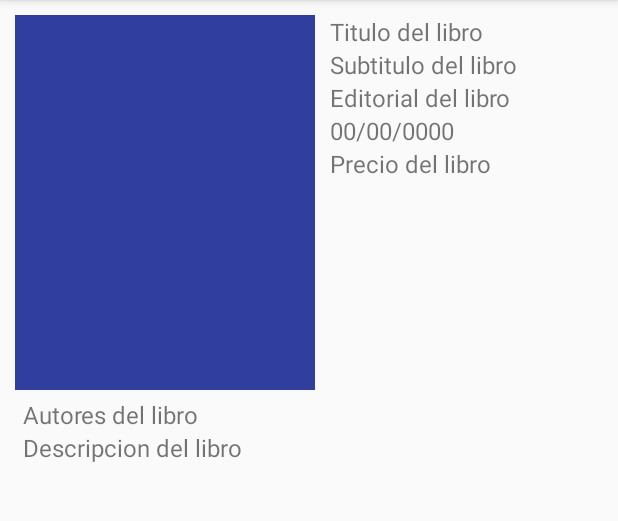
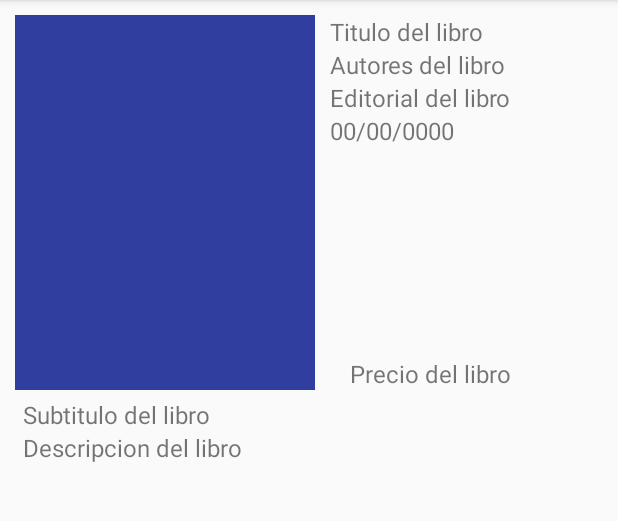
Before and after one commit to cifupetit/Practica_SalleLibrary_SergioC_IanM, an Android app: the BookDescription screen opened directly, with no data from a screen before it, on a phone screen of 412 x 824 dp, the part 84-605 px from its top. Run offline under Robolectric (Android 15) with nearby library versions, the phone set to English and light mode, and no system bars; pictures from the network do not load; 9 statements that could not run were skipped.

Commit message:
descripcion todo OK, falta favoritos y buscador

```diff
--- a/app/src/main/java/com/example/cifu/practica_sallelibrary_sergioc_ianm/adapters/BookListAdapter.java
+++ b/app/src/main/java/com/example/cifu/practica_sallelibrary_sergioc_ianm/adapters/BookListAdapter.java
@@ -13,7 +13,6 @@ import com.bumptech.glide.Glide;
 import com.example.cifu.practica_sallelibrary_sergioc_ianm.R;
 import com.example.cifu.practica_sallelibrary_sergioc_ianm.models.BookModel;
 
-import java.util.Arrays;
 import java.util.List;
 
 /**
@@ -65,7 +64,7 @@ public class BookListAdapter extends BaseAdapter {
         Glide.with(this.activity).load(data.get(position).getImg()).into((ImageView) convertView.findViewById(R.id.imagen_book_list));
         booTitle.setText(data.get(position).getTitle());
         bookSubtitle.setText(data.get(position).getSubtitle());
-        bookAuthors.setText(Arrays.toString(data.get(position).getAuthors()));
+        bookAuthors.setText(data.get(position).getAuthors());
         bookPublisher.setText(data.get(position).getPublisher());
         bookDate.setText(data.get(position).getPublishDate());
         bookPrice.setText(String.valueOf(data.get(position).getPrice()));
--- a/custombookdescription/src/main/res/layout/custom_book_description.xml
+++ b/custombookdescription/src/main/res/layout/custom_book_description.xml
@@ -29,8 +29,8 @@
             <TextView
                 android:layout_width="wrap_content"
                 android:layout_height="wrap_content"
-                android:text="@string/subtitulo_desc"
-                android:id="@+id/subtitulo_desc"/>
+                android:text="@string/autores_desc"
+                android:id="@+id/autores_desc"/>
             <TextView
                 android:layout_width="wrap_content"
                 android:layout_height="wrap_content"
@@ -41,11 +41,16 @@
                 android:layout_height="wrap_content"
                 android:text="@string/fecha_desc"
                 android:id="@+id/fecha_desc"/>
+            <Space
+                android:layout_width="match_parent"
+                android:layout_height="0dp"
+                android:layout_weight="1"/>
             <TextView
                 android:layout_width="wrap_content"
                 android:layout_height="wrap_content"
                 android:text="@string/precio_desc"
-                android:id="@+id/precio_desc"/>
+                android:id="@+id/precio_desc"
+                android:layout_gravity="end"/>
         </LinearLayout>
 
 
@@ -58,10 +63,10 @@
         android:orientation="vertical">
 
             <TextView
-                android:layout_width="wrap_content"
-                android:layout_height="wrap_content"
-                android:text="@string/autores_desc"
-                android:id="@+id/autores_desc"/>
+            android:layout_width="wrap_content"
+            android:layout_height="wrap_content"
+            android:text="@string/subtitulo_desc"
+            android:id="@+id/subtitulo_desc"/>
 
             <TextView
                 android:layout_width="match_parent"
```
Also changed, not shown: app/src/main/java/com/example/cifu/practica_sallelibrary_sergioc_ianm/BookDescription.java (+1 -8 lines), app/src/main/java/com/example/cifu/practica_sallelibrary_sergioc_ianm/SearchBooksTask.java (+5 -2 lines), app/src/main/java/com/example/cifu/practica_sallelibrary_sergioc_ianm/models/BookModel.java (+14 -8 lines).
